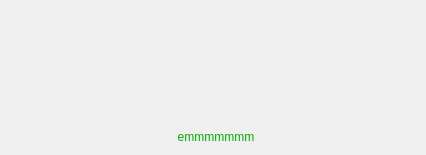
ctpbee/ctpbee_desktop, file app/ui/loading.ui: the form before one commit.
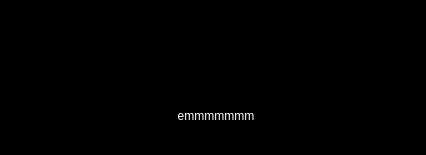
The form after the commit.

Diff of the .ui file:
```diff
--- a/app/ui/loading.ui
+++ b/app/ui/loading.ui
@@ -26,28 +26,11 @@
    <string>提示</string>
   </property>
   <property name="styleSheet">
-   <string notr="true"/>
+   <string notr="true">background-color: rgb(0, 0, 0);</string>
   </property>
   <layout class="QVBoxLayout" name="verticalLayout">
    <item>
     <layout class="QFormLayout" name="formLayout">
-     <item row="2" column="1">
-      <widget class="QLabel" name="msg">
-       <property name="layoutDirection">
-        <enum>Qt::LeftToRight</enum>
-       </property>
-       <property name="styleSheet">
-        <string notr="true">font: 75 14pt &quot;Arial&quot;;
-color: rgb(0, 170, 0);</string>
-       </property>
-       <property name="text">
-        <string>emmmmmmm</string>
-       </property>
-       <property name="alignment">
-        <set>Qt::AlignCenter</set>
-       </property>
-      </widget>
-     </item>
      <item row="1" column="1">
       <spacer name="verticalSpacer">
        <property name="orientation">
@@ -61,6 +44,53 @@
        </property>
       </spacer>
      </item>
+     <item row="2" column="1">
+      <widget class="QLabel" name="msg">
+       <property name="layoutDirection">
+        <enum>Qt::LeftToRight</enum>
+       </property>
+       <property name="styleSheet">
+        <string notr="true">font: 75 16pt &quot;Arial&quot;;
+color: rgb(255, 255, 255);</string>
+       </property>
+       <property name="text">
+        <string>emmmmmmm</string>
+       </property>
+       <property name="alignment">
+        <set>Qt::AlignCenter</set>
+       </property>
+      </widget>
+     </item>
+     <item row="3" column="1">
+      <layout class="QHBoxLayout" name="horizontalLayout_3">
+       <item>
+        <widget class="QRadioButton" name="radioButton1">
+         <property name="layoutDirection">
+          <enum>Qt::RightToLeft</enum>
+         </property>
+         <property name="text">
+          <string/>
+         </property>
+        </widget>
+       </item>
+       <item>
+        <widget class="QRadioButton" name="radioButton2">
+         <property name="autoFillBackground">
+          <bool>false</bool>
+         </property>
+         <property name="styleSheet">
+          <string notr="true">selection-background-color: rgb(255, 0, 0);</string>
+         </property>
+         <property name="text">
+          <string/>
+         </property>
+         <property name="checked">
+          <bool>true</bool>
+         </property>
+        </widget>
+       </item>
+      </layout>
+     </item>
     </layout>
    </item>
   </layout>
```
